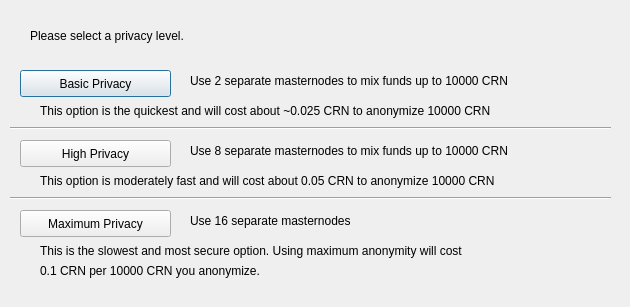
Above: src/qt/forms/obfuscationconfig.ui from KieranBry/Makeator before the change. Below: the same form after it.
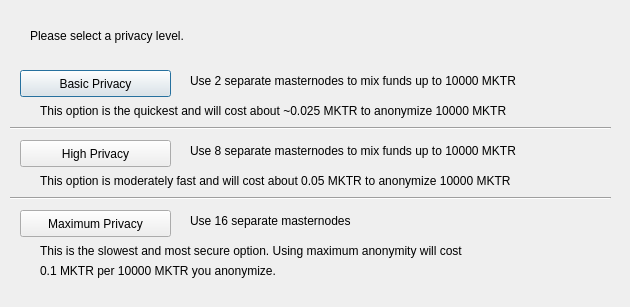
That is the form after the change.

```diff
--- a/src/qt/forms/obfuscationconfig.ui
+++ b/src/qt/forms/obfuscationconfig.ui
@@ -75,7 +75,7 @@
     </rect>
    </property>
    <property name="text">
-    <string>Use 2 separate masternodes to mix funds up to 10000 CRN</string>
+    <string>Use 2 separate masternodes to mix funds up to 10000 MKTR</string>
    </property>
   </widget>
   <widget class="QLabel" name="label_3">
@@ -88,7 +88,7 @@
     </rect>
    </property>
    <property name="text">
-    <string>Use 8 separate masternodes to mix funds up to 10000 CRN</string>
+    <string>Use 8 separate masternodes to mix funds up to 10000 MKTR</string>
    </property>
   </widget>
   <widget class="QLabel" name="label_4">
@@ -114,7 +114,7 @@
     </rect>
    </property>
    <property name="text">
-    <string>This option is the quickest and will cost about ~0.025 CRN to anonymize 10000 CRN</string>
+    <string>This option is the quickest and will cost about ~0.025 MKTR to anonymize 10000 MKTR</string>
    </property>
   </widget>
   <widget class="QLabel" name="label_7">
@@ -127,7 +127,7 @@
     </rect>
    </property>
    <property name="text">
-    <string>This option is moderately fast and will cost about 0.05 CRN to anonymize 10000 CRN</string>
+    <string>This option is moderately fast and will cost about 0.05 MKTR to anonymize 10000 MKTR</string>
    </property>
   </widget>
   <widget class="QLabel" name="label_8">
@@ -153,7 +153,7 @@
     </rect>
    </property>
    <property name="text">
-    <string>0.1 CRN per 10000 CRN you anonymize.</string>
+    <string>0.1 MKTR per 10000 MKTR you anonymize.</string>
    </property>
   </widget>
   <widget class="Line" name="line">
```
